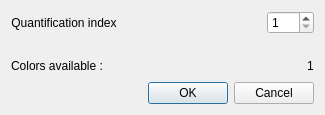
The window that QuantiDialog.ui (ckeleshi/ptrans) describes before a commit, drawn with Qt 5.
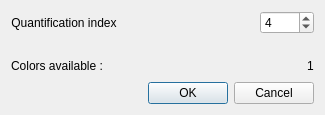
The same window after the commit.

What changed in the file:
```diff
--- a/QuantiDialog.ui
+++ b/QuantiDialog.ui
@@ -40,15 +40,15 @@
       </spacer>
      </item>
      <item>
-      <widget class="QDoubleSpinBox" name="area_quanti">
-       <property name="decimals">
-        <number>0</number>
-       </property>
+      <widget class="QSpinBox" name="area_quanti">
        <property name="minimum">
-        <double>1.000000000000000</double>
+        <number>1</number>
        </property>
        <property name="maximum">
-        <double>255.000000000000000</double>
+        <number>1000</number>
+       </property>
+       <property name="value">
+        <number>4</number>
        </property>
       </widget>
      </item>
```
